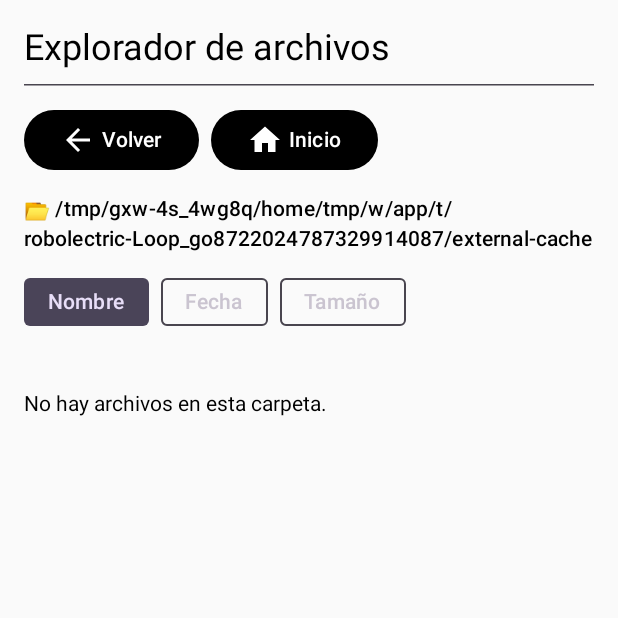
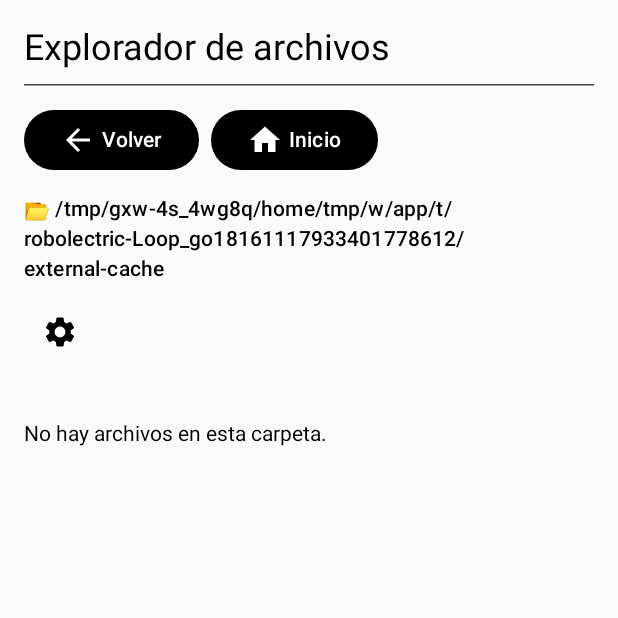
Before and after one commit to JLVargas01/Filem, an Android app built with Jetpack Compose: the screen it shows after launch (MainActivity), on a phone screen of 412 x 824 dp, the top half of it. Run offline under Robolectric (Android 15) with nearby library versions, the phone set to English and light mode, and no system bars; 1 statement that could not run was skipped.

Commit message:
Mod: Cambio de lugar de las opciones para ordenar a un solo menu

```diff
--- a/app/src/main/java/com/spiralsoft/filem/ui/screens/FileExplorerScreen.kt
+++ b/app/src/main/java/com/spiralsoft/filem/ui/screens/FileExplorerScreen.kt
@@ -6,6 +6,7 @@ import com.spiralsoft.filem.viewmodel.SortMode
 import android.os.Environment
 import androidx.compose.foundation.clickable
 import androidx.compose.foundation.layout.Arrangement
+import androidx.compose.foundation.layout.Box
 import androidx.compose.foundation.layout.Column
 import androidx.compose.foundation.layout.Row
 import androidx.compose.foundation.layout.Spacer
@@ -13,28 +14,36 @@ import androidx.compose.foundation.layout.fillMaxSize
 import androidx.compose.foundation.layout.fillMaxWidth
 import androidx.compose.foundation.layout.height
 import androidx.compose.foundation.layout.padding
+import androidx.compose.foundation.layout.size
 import androidx.compose.foundation.layout.width
 import androidx.compose.foundation.lazy.LazyColumn
 import androidx.compose.foundation.lazy.items
-import androidx.compose.foundation.shape.RoundedCornerShape
 import androidx.compose.material.icons.Icons
 import androidx.compose.material.icons.automirrored.filled.ArrowBack
+import androidx.compose.material.icons.filled.Check
 import androidx.compose.material.icons.filled.Home
+import androidx.compose.material.icons.filled.Settings
 import androidx.compose.material3.Button
 import androidx.compose.material3.ButtonDefaults
+import androidx.compose.material3.DropdownMenu
+import androidx.compose.material3.DropdownMenuItem
 import androidx.compose.material3.FilterChip
 import androidx.compose.material3.HorizontalDivider
 import androidx.compose.material3.Icon
+import androidx.compose.material3.IconButton
 import androidx.compose.material3.MaterialTheme
 import androidx.compose.material3.Text
 import androidx.compose.material3.Surface
 import androidx.compose.runtime.Composable
 import androidx.compose.runtime.collectAsState
 import androidx.compose.runtime.getValue
+import androidx.compose.runtime.remember
 import androidx.compose.ui.Modifier
 import androidx.compose.ui.graphics.Color
 import androidx.compose.ui.unit.dp
 import androidx.compose.ui.res.painterResource
+import androidx.compose.runtime.mutableStateOf
+import androidx.compose.runtime.setValue
 import androidx.lifecycle.viewmodel.compose.viewModel
 import java.io.File
 
@@ -94,7 +103,10 @@ fun FileExplorerScreen(
             modifier = Modifier.padding(bottom = 8.dp)
         )
 
-        SortOptions(currentSort = state.sortMode, onSortSelected = viewModel::changeSortMode)
+        SortMenu(
+            currentSort = state.sortMode,
+            onSortSelected = viewModel::changeSortMode
+        )
 
         Spacer(modifier = Modifier.height(12.dp))
 
@@ -130,8 +142,9 @@ fun FileItem(file: File, onClick: () -> Unit) {
         shape = MaterialTheme.shapes.medium
     ) {
         Row(
-            modifier = Modifier.padding(12.dp),
-            horizontalArrangement = Arrangement.spacedBy(12.dp)
+            modifier = Modifier.padding(14.dp),
+            horizontalArrangement = Arrangement.spacedBy(10.dp),
+            verticalAlignment = androidx.compose.ui.Alignment.CenterVertically
         ) {
             Icon(
                 painter = painterResource(
@@ -139,23 +152,74 @@ fun FileItem(file: File, onClick: () -> Unit) {
                     else R.drawable.icon_file0
                 ),
                 contentDescription = null,
-                tint = Color.Unspecified
+                tint = Color.Unspecified,
+                modifier = Modifier.size(32.dp)
             )
 
             Text(
                 text = file.name,
-                style = MaterialTheme.typography.bodyLarge
+                style = MaterialTheme.typography.bodyLarge,
             )
         }
     }
 }
 
 @Composable
-fun SortOptions(currentSort: SortMode, onSortSelected: (SortMode) -> Unit) {
-    Row(horizontalArrangement = Arrangement.spacedBy(8.dp)) {
-        SortChip("Nombre", SortMode.BY_NAME, currentSort, onSortSelected)
-        SortChip("Fecha", SortMode.BY_DATE, currentSort, onSortSelected)
-        SortChip("Tamaño", SortMode.BY_SIZE, currentSort, onSortSelected)
+fun SortMenu(
+    currentSort: SortMode,
+    onSortSelected: (SortMode) -> Unit
+) {
+    var expanded by remember { mutableStateOf(false) }
+
+    Box {
+        IconButton(onClick = { expanded = true }) {
+            Icon(
+                imageVector = Icons.Default.Settings,
+                contentDescription = "Opciones de orden"
+            )
+        }
+
+        DropdownMenu(
+            expanded = expanded,
+            onDismissRequest = { expanded = false }
+        ) {
+            DropdownMenuItem(
+                text = { Text("Ordenar por nombre") },
+                onClick = {
+                    onSortSelected(SortMode.BY_NAME)
+                    expanded = false
+                },
+                trailingIcon = {
+                    if (currentSort == SortMode.BY_NAME) {
+                        Icon(Icons.Default.Check, contentDescription = null)
+                    }
+                }
+            )
+            DropdownMenuItem(
+                text = { Text("Ordenar por fecha") },
+                onClick = {
+                    onSortSelected(SortMode.BY_DATE)
+                    expanded = false
+                },
+                trailingIcon = {
+                    if (currentSort == SortMode.BY_DATE) {
+                        Icon(Icons.Default.Check, contentDescription = null)
+                    }
+                }
+            )
+            DropdownMenuItem(
+                text = { Text("Ordenar por tamaño") },
+                onClick = {
+                    onSortSelected(SortMode.BY_SIZE)
+                    expanded = false
+                },
+                trailingIcon = {
+                    if (currentSort == SortMode.BY_SIZE) {
+                        Icon(Icons.Default.Check, contentDescription = null)
+                    }
+                }
+            )
+        }
     }
 }
 
```
